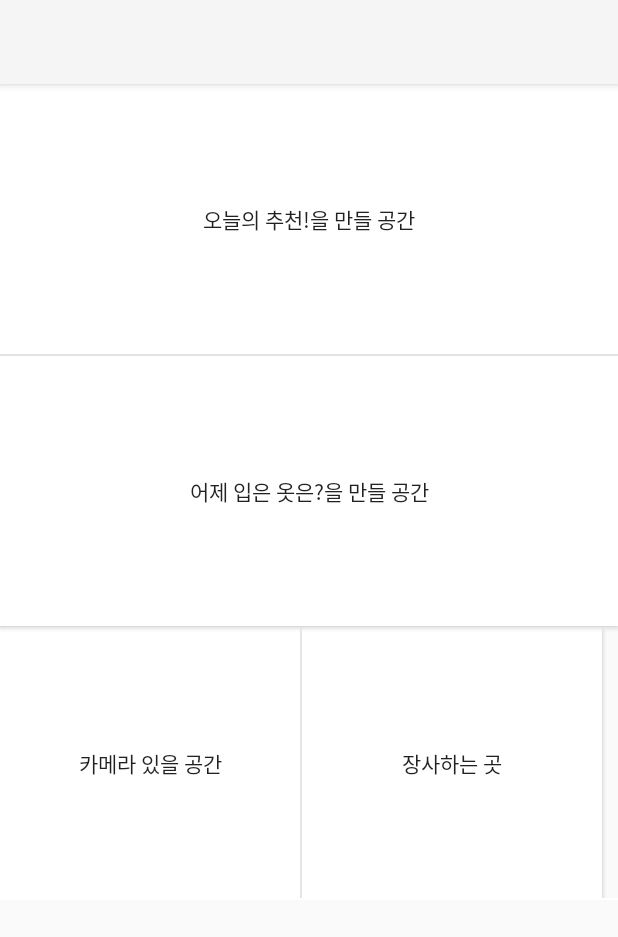
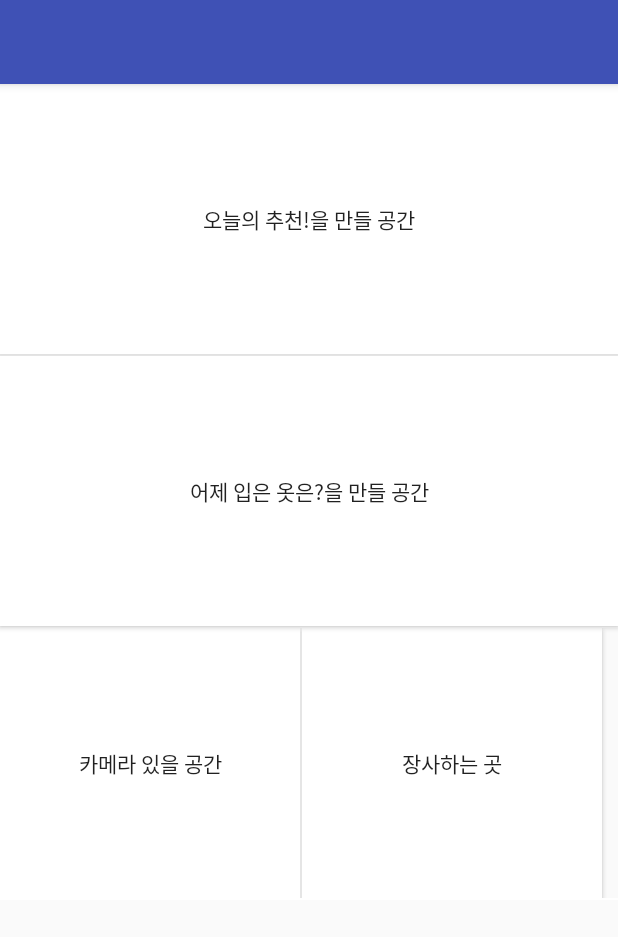
Before and after one commit to gommuluk/AlwaysOn, an Android app: the screen it shows after launch (MainActivity), on a phone screen of 412 x 824 dp. Shown: the top 937 px of the screen. Run offline under Robolectric (Android 15) with nearby library versions, the phone set to English and light mode, and no system bars.

Commit message:
add res.values xml files

```diff
--- a/app/src/main/res/values/dimens.xml
+++ b/app/src/main/res/values/dimens.xml
@@ -2,4 +2,7 @@
     <!-- Default screen margins, per the Android Design guidelines. -->
     <dimen name="activity_horizontal_margin">16dp</dimen>
     <dimen name="activity_vertical_margin">16dp</dimen>
+    <dimen name="nav_header_vertical_spacing">16dp</dimen>
+    <dimen name="nav_header_height">160dp</dimen>
+    <dimen name="fab_margin">16dp</dimen>
 </resources>
--- /dev/null
+++ b/app/src/main/res/values/drawables.xml
@@ -0,0 +1,8 @@
+<resources xmlns:android="http://schemas.android.com/apk/res/android">
+    <item name="ic_menu_camera" type="drawable">@android:drawable/ic_menu_camera</item>
+    <item name="ic_menu_gallery" type="drawable">@android:drawable/ic_menu_gallery</item>
+    <item name="ic_menu_slideshow" type="drawable">@android:drawable/ic_menu_slideshow</item>
+    <item name="ic_menu_manage" type="drawable">@android:drawable/ic_menu_manage</item>
+    <item name="ic_menu_share" type="drawable">@android:drawable/ic_menu_share</item>
+    <item name="ic_menu_send" type="drawable">@android:drawable/ic_menu_send</item>
+</resources>
--- a/app/src/main/res/values/strings.xml
+++ b/app/src/main/res/values/strings.xml
@@ -1,3 +1,8 @@
 <resources>
     <string name="app_name">AlwaysOn2017</string>
+
+    <string name="navigation_drawer_open">Open navigation drawer</string>
+    <string name="navigation_drawer_close">Close navigation drawer</string>
+
+    <string name="action_settings">Settings</string>
 </resources>
--- a/app/src/main/res/values/styles.xml
+++ b/app/src/main/res/values/styles.xml
@@ -8,4 +8,13 @@
         <item name="colorAccent">@color/colorAccent</item>
     </style>
 
+    <style name="AppTheme.NoActionBar">
+        <item name="windowActionBar">false</item>
+        <item name="windowNoTitle">true</item>
+    </style>
+
+    <style name="AppTheme.AppBarOverlay" parent="ThemeOverlay.AppCompat.Dark.ActionBar" />
+
+    <style name="AppTheme.PopupOverlay" parent="ThemeOverlay.AppCompat.Light" />
+
 </resources>
```
